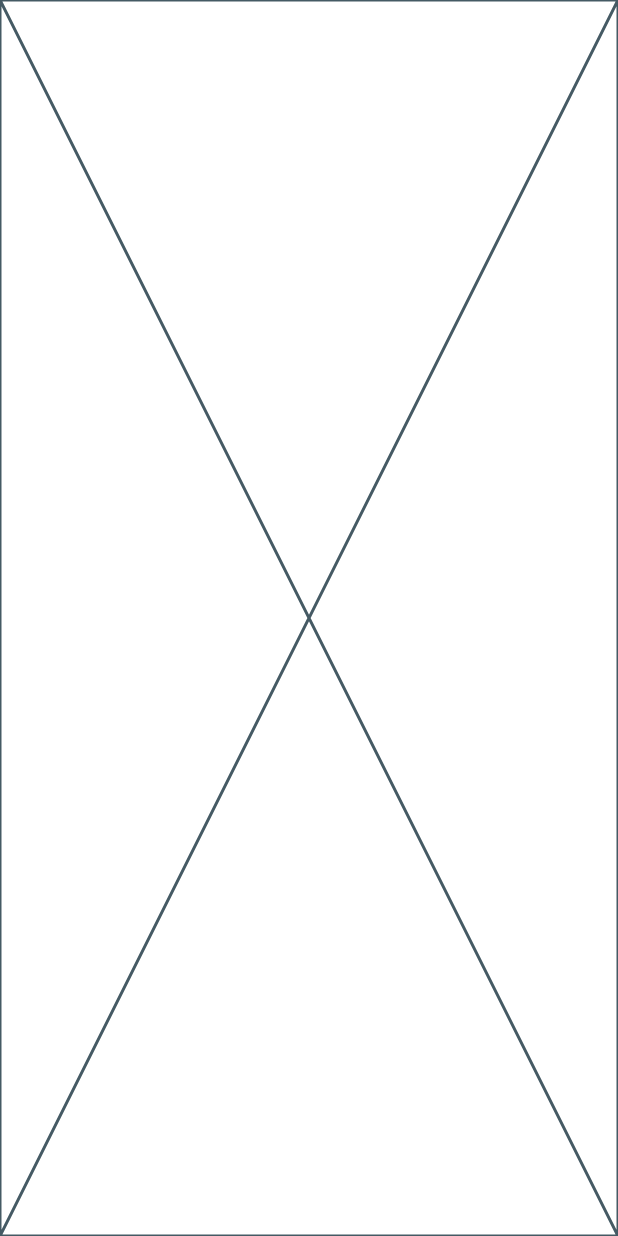
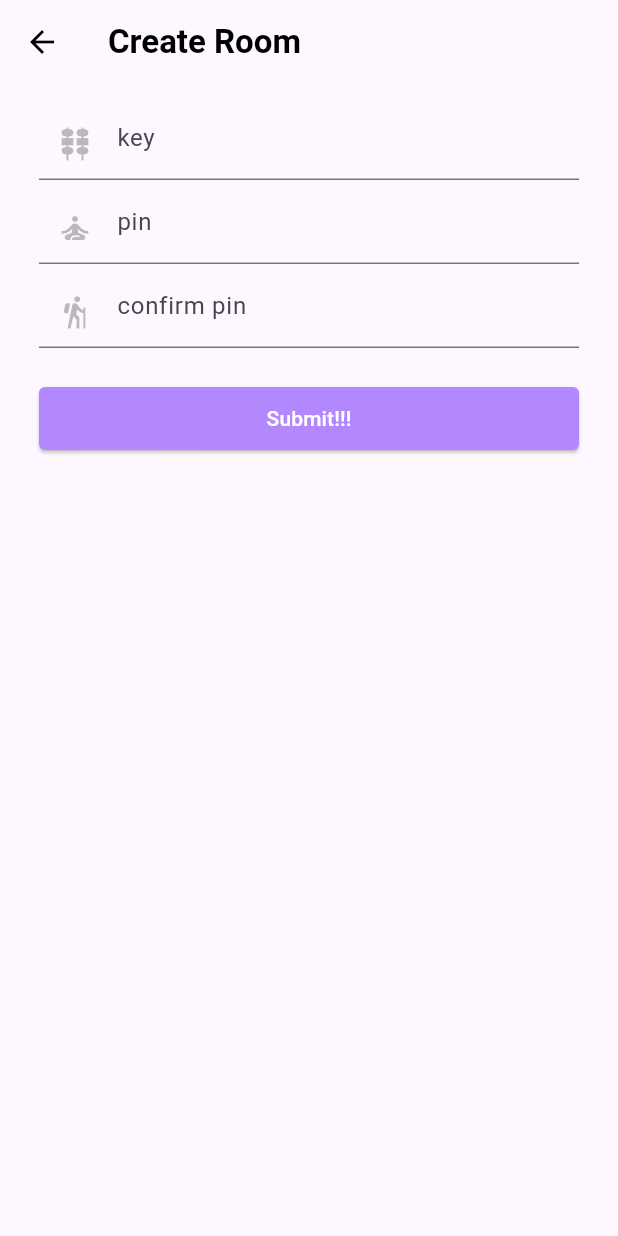
Before and after one commit to jatuporndev/jellyfish-checklist, a Flutter app: the screen it shows after launch, after a tap on "create room!", on a phone screen of 412 x 824 dp. Run offline on Flutter 3.47's test engine with Material 3 defaults, Android fonts, the phone set to English and light mode, and no system bars; our stand-ins replace cloud_firestore, either_dart, equatable, firebase_core, flutter_bloc, get_it and 1 more; missing offline and left inert: giffy_dialog; accounts and stored records are empty.

Commit message:
bloc create room

```diff
--- /dev/null
+++ b/lib/presentation/create_room/bloc/create_room_bloc.dart
@@ -0,0 +1,20 @@
+import 'package:equatable/equatable.dart';
+import 'package:flutter_bloc/flutter_bloc.dart';
+
+import '../../../core/app/app_prefs.dart';
+
+part 'create_room_event.dart';
+
+part 'create_room_state.dart';
+
+class CreateRoomBloc extends Bloc<CreateRoomEvent, CreateRoomState> {
+  final AppPreferences _appPreferences;
+
+  CreateRoomBloc(this._appPreferences) : super(const CreateRoomState()) {
+    on<SummitCreateRoom>(summitRoom);
+  }
+
+  Future<void> summitRoom(SummitCreateRoom event, Emitter<CreateRoomState> emit) async {
+
+  }
+}
--- /dev/null
+++ b/lib/presentation/create_room/bloc/create_room_event.dart
@@ -0,0 +1,18 @@
+part of 'create_room_bloc.dart';
+
+class CreateRoomEvent extends Equatable {
+
+  @override
+  List<Object?> get props => [];
+
+}
+
+class SummitCreateRoom extends CreateRoomEvent {
+  final String keyName;
+  final String password;
+  final String confirmPassword;
+  SummitCreateRoom({required this.keyName, required this.password, required this.confirmPassword});
+
+  @override
+  List<Object?> get props => [keyName, password, confirmPassword];
+}
--- /dev/null
+++ b/lib/presentation/create_room/bloc/create_room_state.dart
@@ -0,0 +1,25 @@
+part of 'create_room_bloc.dart';
+
+class CreateRoomState extends Equatable {
+  final CreateRoomStateEnum createRoomStateEnum;
+  const CreateRoomState({this.createRoomStateEnum = CreateRoomStateEnum.initial});
+
+  CreateRoomState copyWith({
+  CreateRoomStateEnum? createRoomStateEnum,
+}) {
+    return CreateRoomState(createRoomStateEnum: createRoomStateEnum ?? this.createRoomStateEnum);
+}
+
+  @override
+  List<Object?> get props => [];
+
+}
+
+enum CreateRoomStateEnum {initial, createRoomSuccessful, alreadyHaveRoom, passwordNotMatch}
+
+extension CreateRoomStateX on CreateRoomStateEnum {
+  bool get initial => this == CreateRoomStateEnum.initial;
+  bool get createRoom => this == CreateRoomStateEnum.createRoomSuccessful;
+  bool get alreadyHaveRoom => this == CreateRoomStateEnum.alreadyHaveRoom;
+  bool get passwordNotMatch => this == CreateRoomStateEnum.passwordNotMatch;
+}
--- a/lib/presentation/create_room/create_room.dart
+++ b/lib/presentation/create_room/create_room.dart
@@ -8,8 +8,88 @@ class CreateRoom extends StatefulWidget {
 }
 
 class _CreateRoomState extends State<CreateRoom> {
+  final _keyController = TextEditingController();
+  final _passController = TextEditingController();
+  final _confirmPassController = TextEditingController();
+
+  @override
+  void initState() {
+    super.initState();
+  }
+
   @override
   Widget build(BuildContext context) {
-    return const Placeholder();
+    return Scaffold(
+      appBar: AppBar(
+        iconTheme: const IconThemeData(
+          color: Colors.black, //change your color here
+        ),
+        title: const Text("Create Room",
+            style: TextStyle(color: Colors.black, fontWeight: FontWeight.bold)),
+        centerTitle: false,
+      ),
+      body: SafeArea(
+        child: Padding(
+          padding: const EdgeInsets.only(left: 26, right: 26, top: 16),
+          child: Column(
+            children: [
+              TextField(
+                controller: _keyController,
+                decoration: const InputDecoration(
+                  prefixIcon: Icon(Icons.kebab_dining),
+                  prefixIconColor: Colors.black26,
+                  // border: OutlineInputBorder(),
+                  hintText: 'key',
+                ),
+              ),
+              const SizedBox(
+                height: 8,
+              ),
+              TextField(
+                controller: _passController,
+                decoration: const InputDecoration(
+                  prefixIcon: Icon(Icons.self_improvement),
+                  prefixIconColor: Colors.black26,
+                  // border: OutlineInputBorder(),
+                  hintText: 'pin',
+                ),
+              ),
+              const SizedBox(
+                height: 8,
+              ),
+              TextField(
+                controller: _confirmPassController,
+                decoration: const InputDecoration(
+                  prefixIcon: Icon(Icons.hiking),
+                  prefixIconColor: Colors.black26,
+                  // border: OutlineInputBorder(),
+                  hintText: 'confirm pin',
+                ),
+              ),
+              const SizedBox(
+                height: 26,
+              ),
+              SizedBox(
+                width: MediaQuery.sizeOf(context).width,
+                height: 42,
+                child: ElevatedButton(
+                  style: ElevatedButton.styleFrom(
+                    backgroundColor: Colors.deepPurpleAccent[100],
+                    shape: RoundedRectangleBorder(
+                      borderRadius: BorderRadius.circular(4),
+                    ),
+                  ),
+                  onPressed: () => {},
+                  child: Text(
+                    "Submit!!!",
+                    style: TextStyle(color: Colors.white),
+                  ),
+                ),
+              ),
+            ],
+          ),
+        ),
+      ),
+    );
   }
 }
--- a/lib/presentation/sign_in/sign_in.dart
+++ b/lib/presentation/sign_in/sign_in.dart
@@ -41,46 +41,65 @@ class _SignInState extends State<SignIn> {
                   crossAxisAlignment: CrossAxisAlignment.center,
                   mainAxisAlignment: MainAxisAlignment.center,
                   children: [
+                    Image.asset("lib/assets/images/icon_home.png",scale: 4,),
                     const Text(
-                      "Roommmm",
+                      "ROOOOOOM!",
                       style: TextStyle(fontSize: 36, fontWeight: FontWeight.w500),
                     ),
                     const Text("Hi, Enter Your key room"),
                     const SizedBox(
-                      height: 52,
+                      height: 34,
                     ),
                      Padding(
-                      padding: const EdgeInsets.only(left: 23, right: 23),
+                      padding: const EdgeInsets.only(left: 26, right: 26),
                       child: SizedBox(
                         height: 56,
                         child: TextField(
                           controller: _keyController,
                           decoration: const InputDecoration(
-                            prefixIcon: Icon(Icons.key_outlined),
-                            prefixIconColor: Colors.deepPurpleAccent,
-                            border: OutlineInputBorder(),
-                            hintText: 'Enter a key hereeeee!',
+                            prefixIcon: Icon(Icons.kebab_dining),
+                            prefixIconColor: Colors.black26,
+                            hintText: "key"
+                            //border: OutlineInputBorder(),
+                          ),
+                        ),
+                      ),
+                    ),
+                    Padding(
+                      padding: const EdgeInsets.only(left: 26, right: 26),
+                      child: SizedBox(
+                        height: 56,
+                        child: TextField(
+                          controller: _keyController,
+                          decoration: const InputDecoration(
+                              prefixIcon: Icon(Icons.self_improvement),
+                              prefixIconColor: Colors.black26,
+                              hintText: "pin"
+                            //border: OutlineInputBorder(),
                           ),
                         ),
                       ),
                     ),
                     const SizedBox(
-                      height: 26,
+                      height: 16,
                     ),
-                    SizedBox(
-                      width: 185,
+                    Padding(
+                      padding: const EdgeInsets.only(left: 26, right: 26),
+                      child: SizedBox(
+                        width: MediaQuery.sizeOf(context).width,
                         height: 42,
                         child: ElevatedButton(
                           style: ElevatedButton.styleFrom(
-
+                            backgroundColor: Colors.deepPurpleAccent[100],
                             shape: RoundedRectangleBorder(
-                            borderRadius: BorderRadius.circular(12), // <-- Radius
+                              borderRadius: BorderRadius.circular(4),
                             ),
                           ),
                           onPressed: () => {
                             signInBloc.add(EnterRoom(keyName: _keyController.text))
                         },
-                        child: const Text("let's go"),
+                          child: const Text("let's go",style: TextStyle(color: Colors.white),),
+                        ),
                       ),
                     ),
                     Row(
```
Also changed, not shown: lib/assets/images/icon_home.png (added), lib/assets/images/iconhome.png (added). Lines whose indentation alone changed are shown as unchanged.
